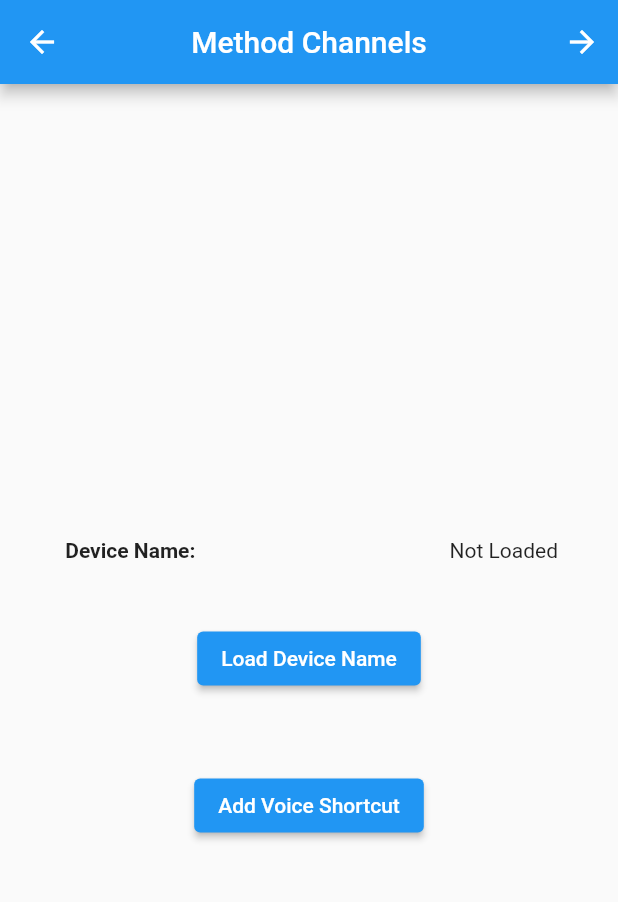
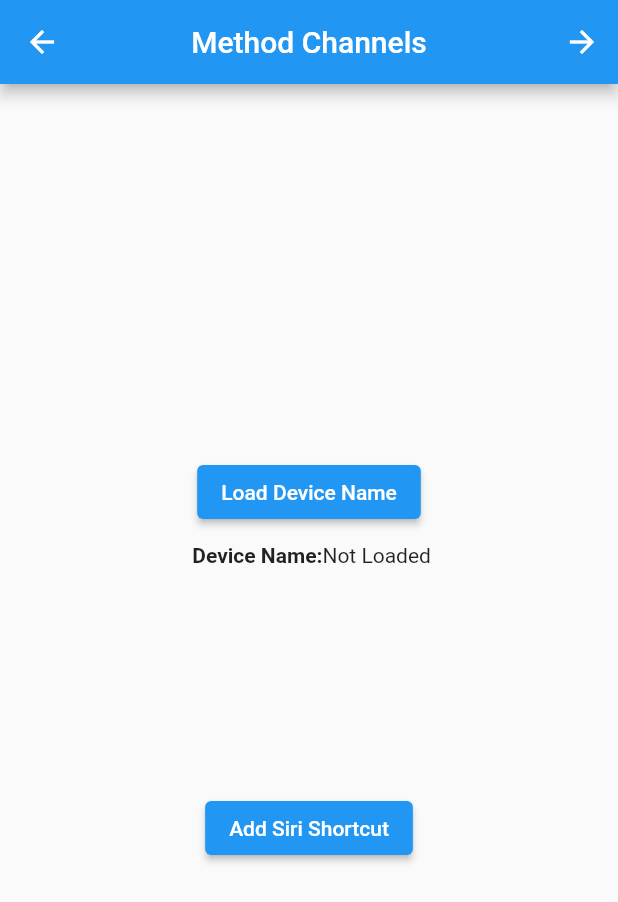
Before and after one commit to AmirKamali/rv.sandbox, a Flutter app: the screen it shows after launch, on a phone screen of 412 x 824 dp. Shown: the top 902 px of the screen. Run offline on Flutter 3.47's test engine with Material 2 defaults, Android fonts, the phone set to English and light mode, and no system bars; our stand-ins replace camera, flutter_spinkit.

Commit message:
- [Bug-100] - Fix issues and applying additional improvements

```diff
--- /dev/null
+++ b/lib/components/appRouter.dart
@@ -0,0 +1,25 @@
+import 'package:flutter/material.dart';
+import '../pages/index.dart';
+
+class AppRouter {
+  static late Map<String, dynamic> pageMap;
+  static var methodChannelsPage = MethodChannelsPage();
+  static var httpActionsPage = HttpActionsPage();
+  static var watchPage = WatchPage();
+
+  AppRouter() {
+    pageMap = {
+      "/": methodChannelsPage,
+      "/record": httpActionsPage,
+      "/watch": watchPage
+    };
+  }
+
+  static Route<dynamic> generateRoute(RouteSettings settings) {
+    final args = settings.arguments;
+
+    return MaterialPageRoute(
+      builder: (BuildContext context) => pageMap[settings.name],
+    );
+  }
+}
--- a/lib/main.dart
+++ b/lib/main.dart
@@ -1,13 +1,21 @@
 import 'package:flutter/material.dart';
-import 'package:roadvault_interview_sandbox/pages/index.dart';
+import 'components/appRouter.dart';
 
 void main() {
-  runApp(const MyApp());
+  runApp(MyApp());
 }
 
-class MyApp extends StatelessWidget {
-  const MyApp({Key? key}) : super(key: key);
+class MyApp extends StatefulWidget {
+  MyApp({Key? key}) : super(key: key) {}
 
+  @override
+  State<MyApp> createState() => _MyAppState();
+}
+
+class _MyAppState extends State<MyApp> {
+  _MyAppState() {
+    AppRouter();
+  }
   // This widget is the root of your application.
   @override
   Widget build(BuildContext context) {
@@ -17,11 +25,7 @@ class MyApp extends StatelessWidget {
         primarySwatch: Colors.blue,
       ),
       initialRoute: '/',
-      routes: {
-        '/': (context) => const MethodChannels(),
-        '/record': (context) => const HttpActions(),
-        '/watch': (context) => const Watch(),
-      },
+      onGenerateRoute: AppRouter.generateRoute,
     );
   }
 }
--- a/lib/pages/index.dart
+++ b/lib/pages/index.dart
@@ -1,3 +1,3 @@
-export 'method_channels.dart';
-export 'watch.dart';
-export 'http_actions.dart';
+export 'method_channels_page.dart';
+export 'watch_page.dart';
+export 'http_actions_page.dart';
--- a/lib/pages/method_channels.dart
+++ b/lib/pages/method_channels_page.dart
@@ -1,18 +1,38 @@
 import 'dart:async';
 import 'package:flutter/services.dart';
 import 'package:flutter/material.dart';
-import 'package:roadvault_interview_sandbox/components/index.dart';
 
-class MethodChannels extends StatefulWidget {
-  const MethodChannels({Key? key}) : super(key: key);
+import '../components/navbar.dart';
+
+class MethodChannelsPage extends StatefulWidget {
+  MethodChannelsPage({Key? key}) : super(key: key);
+  String _deviceName = 'Not Loaded';
 
   @override
-  State<MethodChannels> createState() => _MethodChannelsState();
+  State<MethodChannelsPage> createState() => _MethodChannelsPageState();
 }
 
-class _MethodChannelsState extends State<MethodChannels> {
+class _MethodChannelsPageState extends State<MethodChannelsPage> {
   static const platform = MethodChannel('rv.interview.sandbox/device');
-  String _deviceName = 'Not Loaded';
+  void navigateToPage(String page) {
+    print("navigating to $page");
+    Navigator.of(context).pushNamed(page);
+  }
+
+  _MethodChannelsPageState() {
+    platform.setMethodCallHandler((methodCall) {
+      print('NATIVE CALL...');
+      print(methodCall.method + '(' + methodCall.arguments + ')');
+      switch (methodCall.method) {
+        case "navigate":
+          navigateToPage(methodCall.arguments);
+          break;
+        default:
+          break;
+      }
+      return Future.value(true);
+    });
+  }
 
   Future<void> _getDeviceName() async {
     String deviceName;
@@ -28,7 +48,7 @@ class _MethodChannelsState extends State<MethodChannels> {
     }
 
     setState(() {
-      _deviceName = deviceName;
+      widget._deviceName = deviceName;
     });
   }
 
@@ -54,28 +74,28 @@ class _MethodChannelsState extends State<MethodChannels> {
               mainAxisAlignment: MainAxisAlignment.center,
               crossAxisAlignment: CrossAxisAlignment.center,
               children: [
+                ElevatedButton(
+                  onPressed: () => _getDeviceName(),
+                  child: const Text("Load Device Name"),
+                ),
                 Padding(
-                    padding: EdgeInsets.all(40),
+                    padding: const EdgeInsets.only(top: 10),
                     child: Row(
-                      mainAxisAlignment: MainAxisAlignment.spaceBetween,
+                      mainAxisAlignment: MainAxisAlignment.center,
                       children: [
-                        Text("Device Name: ",
+                        const Text("Device Name: ",
                             textAlign: TextAlign.right,
                             style: TextStyle(fontWeight: FontWeight.bold)),
                         Text(
-                          _deviceName,
+                          widget._deviceName,
                           textAlign: TextAlign.right,
                         )
                       ],
                     )),
-                ElevatedButton(
-                  onPressed: () => _getDeviceName(),
-                  child: const Text("Load Device Name"),
-                ),
-                SizedBox(height: 50),
+                const SizedBox(height: 150),
                 ElevatedButton(
                   onPressed: () => _addVoiceShortcut(),
-                  child: const Text("Add Voice Shortcut"),
+                  child: const Text("Add Siri Shortcut"),
                 ),
               ])),
     );
--- a/pubspec.yaml
+++ b/pubspec.yaml
@@ -36,6 +36,7 @@ dependencies:
   cupertino_icons: ^1.0.2
   http: ^0.13.5
   camera: ^0.10.0+3
+  flutter_spinkit: ^5.1.0
 
 dev_dependencies:
   flutter_test:
```
Also changed, not shown: lib/components/cameraViewer.dart (+74 -27 lines), lib/components/navbar.dart (+4 -3 lines), lib/components/pictureViewer.dart (+12 -6 lines), lib/pages/http_actions.dart (deleted, +0 -36 lines), lib/pages/http_actions_page.dart (added, +51 -0 lines), lib/pages/watch.dart (deleted, +0 -20 lines), lib/pages/watch_page.dart (added, +21 -0 lines), lib/utils/nav.dart (+21 -2 lines), pubspec.lock, 11 other files.
